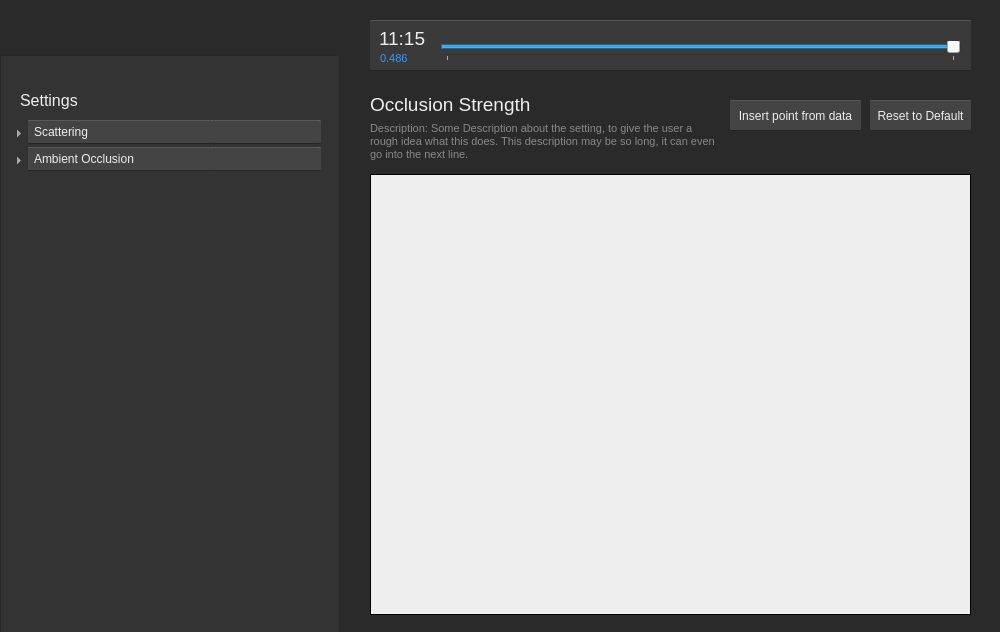
Above: toolkit/day_time_editor/ui/main_window.ui from tobspr/RenderPipeline before the change. Below: the same form after it.
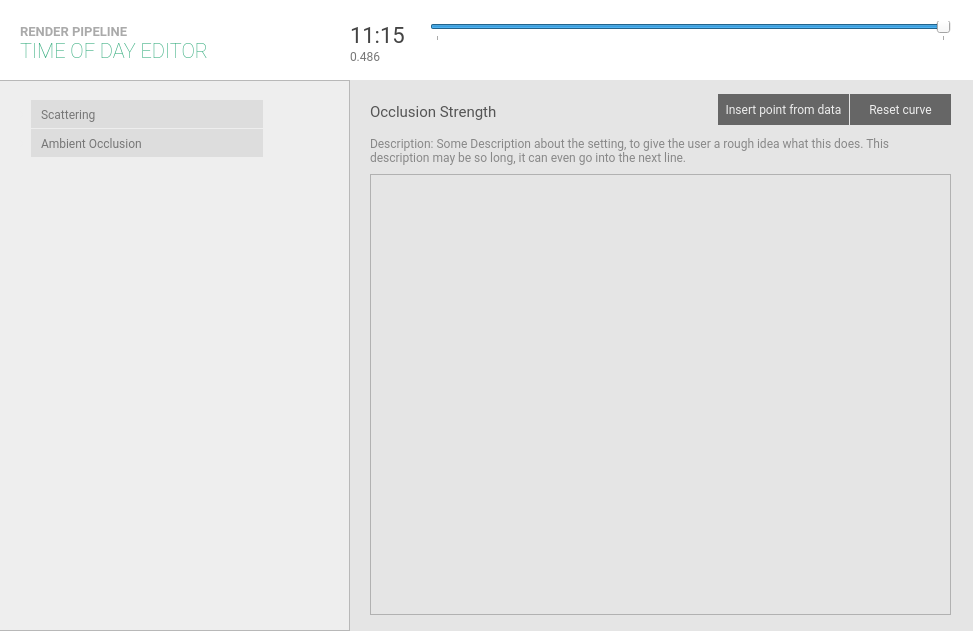
That is the form after the change. Icons and pictures are not drawn.

Patch:
```diff
--- a/toolkit/day_time_editor/ui/main_window.ui
+++ b/toolkit/day_time_editor/ui/main_window.ui
@@ -6,19 +6,19 @@
    <rect>
     <x>0</x>
     <y>0</y>
-    <width>1000</width>
+    <width>973</width>
     <height>632</height>
    </rect>
   </property>
   <property name="minimumSize">
    <size>
-    <width>1000</width>
+    <width>973</width>
     <height>632</height>
    </size>
   </property>
   <property name="maximumSize">
    <size>
-    <width>1000</width>
+    <width>973</width>
     <height>632</height>
    </size>
   </property>
@@ -37,9 +37,9 @@
      <colorrole role="Button">
       <brush brushstyle="SolidPattern">
        <color alpha="255">
-        <red>42</red>
-        <green>42</green>
-        <blue>42</blue>
+        <red>255</red>
+        <green>255</green>
+        <blue>255</blue>
        </color>
       </brush>
      </colorrole>
@@ -109,18 +109,18 @@
      <colorrole role="Base">
       <brush brushstyle="SolidPattern">
        <color alpha="255">
-        <red>0</red>
-        <green>0</green>
-        <blue>0</blue>
+        <red>255</red>
+        <green>255</green>
+        <blue>255</blue>
        </color>
       </brush>
      </colorrole>
      <colorrole role="Window">
       <brush brushstyle="SolidPattern">
        <color alpha="255">
-        <red>42</red>
-        <green>42</green>
-        <blue>42</blue>
+        <red>255</red>
+        <green>255</green>
+        <blue>255</blue>
        </color>
       </brush>
      </colorrole>
@@ -174,9 +174,9 @@
      <colorrole role="Button">
       <brush brushstyle="SolidPattern">
        <color alpha="255">
-        <red>42</red>
-        <green>42</green>
-        <blue>42</blue>
+        <red>255</red>
+        <green>255</green>
+        <blue>255</blue>
        </color>
       </brush>
      </colorrole>
@@ -246,18 +246,18 @@
      <colorrole role="Base">
       <brush brushstyle="SolidPattern">
        <color alpha="255">
-        <red>0</red>
-        <green>0</green>
-        <blue>0</blue>
+        <red>255</red>
+        <green>255</green>
+        <blue>255</blue>
        </color>
       </brush>
      </colorrole>
      <colorrole role="Window">
       <brush brushstyle="SolidPattern">
        <color alpha="255">
-        <red>42</red>
-        <green>42</green>
-        <blue>42</blue>
+        <red>255</red>
+        <green>255</green>
+        <blue>255</blue>
        </color>
       </brush>
      </colorrole>
@@ -311,9 +311,9 @@
      <colorrole role="Button">
       <brush brushstyle="SolidPattern">
        <color alpha="255">
-        <red>42</red>
-        <green>42</green>
-        <blue>42</blue>
+        <red>255</red>
+        <green>255</green>
+        <blue>255</blue>
        </color>
       </brush>
      </colorrole>
@@ -383,18 +383,18 @@
      <colorrole role="Base">
       <brush brushstyle="SolidPattern">
        <color alpha="255">
-        <red>42</red>
-        <green>42</green>
-        <blue>42</blue>
+        <red>255</red>
+        <green>255</green>
+        <blue>255</blue>
        </color>
       </brush>
      </colorrole>
      <colorrole role="Window">
       <brush brushstyle="SolidPattern">
        <color alpha="255">
-        <red>42</red>
-        <green>42</green>
-        <blue>42</blue>
+        <red>255</red>
+        <green>255</green>
+        <blue>255</blue>
        </color>
       </brush>
      </colorrole>
@@ -445,207 +445,63 @@
     <normaloff>:/res/res/icon.png</normaloff>:/res/res/icon.png</iconset>
   </property>
   <property name="autoFillBackground">
-   <bool>true</bool>
+   <bool>false</bool>
+  </property>
+  <property name="styleSheet">
+   <string notr="true">QMainWindow { background: #fff;}
+*, QLabel { font-family: Roboto; font-weight: 300; }
+
+QScrollBar {
+	background: #eee;
+}
+
+
+QScrollBar:vertical {
+                        width: 9px;
+	margin: 0;
+                      }
+
+                      QScrollBar::handle:vertical {
+                        min-height: 15px;
+						background: #aaa;
+
+                      }
+
+
+                      QScrollBar::handle:vertical:hover {
+                        
+						background: #999;
+
+                      }
+                      QScrollBar::add-line:vertical {
+                      }
+
+                      QScrollBar::sub-line:vertical {
+                      }
+
+
+                      QScrollBar::add-page:vertical {
+                        background: #ddd;
+
+                      }
+                      QScrollBar::sub-page:vertical {
+                        background: #ddd;
+					}
+</string>
   </property>
   <widget class="QWidget" name="centralwidget">
-   <widget class="QLabel" name="label">
-    <property name="geometry">
-     <rect>
-      <x>0</x>
-      <y>-4</y>
-      <width>1000</width>
-      <height>80</height>
-     </rect>
-    </property>
-    <property name="minimumSize">
-     <size>
-      <width>0</width>
-      <height>65</height>
-     </size>
-    </property>
-    <property name="maximumSize">
-     <size>
-      <width>1001</width>
-      <height>80</height>
-     </size>
-    </property>
-    <property name="text">
-     <string/>
-    </property>
-    <property name="pixmap">
-     <pixmap resource="resources.qrc">:/res/res/daytime_editor_logo.png</pixmap>
-    </property>
-   </widget>
-   <widget class="QTreeWidget" name="settings_tree">
-    <property name="geometry">
-     <rect>
-      <x>10</x>
-      <y>120</y>
-      <width>311</width>
-      <height>491</height>
-     </rect>
-    </property>
-    <property name="styleSheet">
-     <string notr="true">QTreeView {
-    background: #333;
-	border: 0;
-	color: #eee;
-}
-
-QTreeView::item {
-	background: #444;
-	padding: 4px 3px;
-	outline: 0 !important;
-	margin-bottom: 3px;
-	border-top: 1px solid rgba(255, 255, 255, 40);
-	border-bottom: 1px solid  rgba(0, 0, 0, 90);
-	border-radius: 1px;
-	outline: none;
-}
-
-QTreeView::item:hover {
-background: #494949;
-}
-
-QTreeView::item:selected {
-background: #2c6893;
-border-top: 1px solid #3680b4;
-border-bottom: 1px solid #25577a;
-outline: none !important;
-color: #eee;
-}
-
-* {
-outline: 0;
-}
-
-</string>
-    </property>
-    <property name="verticalScrollBarPolicy">
-     <enum>Qt::ScrollBarAsNeeded</enum>
-    </property>
-    <property name="horizontalScrollBarPolicy">
-     <enum>Qt::ScrollBarAsNeeded</enum>
-    </property>
-    <property name="editTriggers">
-     <set>QAbstractItemView::NoEditTriggers</set>
-    </property>
-    <property name="showDropIndicator" stdset="0">
-     <bool>false</bool>
-    </property>
-    <property name="alternatingRowColors">
-     <bool>false</bool>
-    </property>
-    <property name="selectionBehavior">
-     <enum>QAbstractItemView::SelectRows</enum>
-    </property>
-    <property name="verticalScrollMode">
-     <enum>QAbstractItemView::ScrollPerPixel</enum>
-    </property>
-    <property name="indentation">
-     <number>18</number>
-    </property>
-    <property name="rootIsDecorated">
-     <bool>true</bool>
-    </property>
-    <property name="uniformRowHeights">
-     <bool>false</bool>
-    </property>
-    <property name="itemsExpandable">
-     <bool>true</bool>
-    </property>
-    <property name="sortingEnabled">
-     <bool>false</bool>
-    </property>
-    <property name="animated">
-     <bool>true</bool>
-    </property>
-    <property name="allColumnsShowFocus">
-     <bool>false</bool>
-    </property>
-    <property name="wordWrap">
-     <bool>true</bool>
-    </property>
-    <property name="headerHidden">
-     <bool>true</bool>
-    </property>
-    <attribute name="headerVisible">
-     <bool>false</bool>
-    </attribute>
-    <attribute name="headerCascadingSectionResizes">
-     <bool>false</bool>
-    </attribute>
-    <attribute name="headerDefaultSectionSize">
-     <number>200</number>
-    </attribute>
-    <column>
-     <property name="text">
-      <string>Setting</string>
-     </property>
-    </column>
-    <column>
-     <property name="text">
-      <string>Value</string>
-     </property>
-    </column>
-    <item>
-     <property name="text">
-      <string>Scattering</string>
-     </property>
-     <item>
-      <property name="text">
-       <string>Sun Height</string>
-      </property>
-      <property name="text">
-       <string>0,4</string>
-      </property>
-     </item>
-     <item>
-      <property name="text">
-       <string>Sun Color</string>
-      </property>
-      <property name="text">
-       <string>[128, 255, 100]</string>
-      </property>
-     </item>
-     <item>
-      <property name="text">
-       <string>Sun Angle</string>
-      </property>
-      <property name="text">
-       <string>180 °</string>
-      </property>
-     </item>
-    </item>
-    <item>
-     <property name="text">
-      <string>Ambient Occlusion</string>
-     </property>
-     <property name="text">
-      <string/>
-     </property>
-     <property name="flags">
-      <set>ItemIsSelectable|ItemIsDragEnabled|ItemIsUserCheckable|ItemIsEnabled|ItemIsTristate</set>
-     </property>
-     <item>
-      <property name="text">
-       <string>Occlusion Strength</string>
-      </property>
-      <property name="text">
-       <string>0.5</string>
-      </property>
-     </item>
-    </item>
-   </widget>
    <widget class="QFrame" name="frame_current_setting">
     <property name="geometry">
      <rect>
-      <x>370</x>
+      <x>350</x>
       <y>80</y>
-      <width>621</width>
+      <width>641</width>
       <height>551</height>
      </rect>
     </property>
+    <property name="styleSheet">
+     <string notr="true">QFrame { background: #e5e5e5;}</string>
+    </property>
     <property name="frameShape">
      <enum>QFrame::NoFrame</enum>
     </property>
@@ -655,20 +511,22 @@
     <widget class="QLabel" name="lbl_current_setting">
      <property name="geometry">
       <rect>
-       <x>0</x>
-       <y>9</y>
+       <x>20</x>
+       <y>16</y>
        <width>221</width>
        <height>31</height>
       </rect>
      </property>
      <property name="font">
       <font>
-       <pointsize>14</pointsize>
-       <kerning>true</kerning>
+       <family>Roboto</family>
+       <pointsize>-1</pointsize>
+       <weight>37</weight>
+       <bold>false</bold>
       </font>
      </property>
      <property name="styleSheet">
-      <string notr="true">color: #eee;</string>
+      <string notr="true">color: #555; border: 0;  font-size: 15px; text-transform: uppercase;</string>
      </property>
      <property name="text">
       <string>Occlusion Strength</string>
@@ -678,33 +536,41 @@
      <property name="geometry">
       <rect>
        <x>500</x>
-       <y>20</y>
+       <y>14</y>
        <width>101</width>
        <height>31</height>
       </rect>
      </property>
      <property name="styleSheet">
-      <string notr="true">background: #444; border: 0; color: #eee;
-border-radius: 1px;
-border-top: 1px solid #555;
-border-bottom: 1px solid #222;</string>
+      <string notr="true">QPushButton {
+color: #eee;
+background: #666;
+border: 0; 
+}
+
+QPushButton:hover {
+	background: #555;
+}
+
+QPushButton:pressed {
+	background: #111;
+}</string>
      </property>
      <property name="text">
-      <string>Reset to Default</string>
+      <string>Reset curve</string>
      </property>
     </widget>
     <widget class="QFrame" name="frame_3">
      <property name="geometry">
       <rect>
-       <x>0</x>
+       <x>20</x>
        <y>94</y>
-       <width>601</width>
+       <width>581</width>
        <height>441</height>
       </rect>
      </property>
      <property name="styleSheet">
       <string notr="true">QFrame {
-background: #eee;border: 1px solid #000;
 }</string>
      </property>
      <property name="frameShape">
@@ -718,7 +584,7 @@
        <rect>
         <x>0</x>
         <y>0</y>
-        <width>591</width>
+        <width>571</width>
         <height>441</height>
        </rect>
       </property>
@@ -732,15 +598,17 @@
     <widget class="QLabel" name="lbl_setting_desc">
      <property name="geometry">
       <rect>
-       <x>0</x>
-       <y>41</y>
-       <width>351</width>
+       <x>20</x>
+       <y>50</y>
+       <width>571</width>
        <height>41</height>
       </rect>
      </property>
      <property name="font">
       <font>
-       <pointsize>8</pointsize>
+       <family>Roboto</family>
+       <weight>37</weight>
+       <bold>false</bold>
       </font>
      </property>
      <property name="styleSheet">
@@ -756,17 +624,26 @@
     <widget class="QPushButton" name="btn_insert_point">
      <property name="geometry">
       <rect>
-       <x>360</x>
-       <y>20</y>
+       <x>368</x>
+       <y>14</y>
        <width>131</width>
        <height>31</height>
       </rect>
      </property>
      <property name="styleSheet">
-      <string notr="true">background: #444; border: 0; color: #eee;
-border-radius: 1px;
-border-top: 1px solid #555;
-border-bottom: 1px solid #222;</string>
+      <string notr="true">QPushButton {
+color: #eee;
+background: #666;
+border: 0; 
+}
+
+QPushButton:hover {
+	background: #555;
+}
+
+QPushButton:pressed {
+	background: #111;
+}</string>
      </property>
      <property name="text">
       <string>Insert point from data</string>
@@ -776,14 +653,14 @@
    <widget class="QFrame" name="frame_2">
     <property name="geometry">
      <rect>
-      <x>0</x>
-      <y>55</y>
-      <width>340</width>
-      <height>581</height>
+      <x>-1</x>
+      <y>80</y>
+      <width>351</width>
+      <height>551</height>
      </rect>
     </property>
     <property name="styleSheet">
-     <string notr="true">background: #333;</string>
+     <string notr="true">background: #eee;</string>
     </property>
     <property name="frameShape">
      <enum>QFrame::StyledPanel</enum>
@@ -791,49 +668,189 @@
     <property name="frameShadow">
      <enum>QFrame::Raised</enum>
     </property>
-    <widget class="QLabel" name="label_2">
+    <widget class="QTreeWidget" name="settings_tree">
      <property name="geometry">
       <rect>
-       <x>20</x>
-       <y>30</y>
-       <width>121</width>
-       <height>31</height>
+       <x>14</x>
+       <y>20</y>
+       <width>311</width>
+       <height>511</height>
       </rect>
      </property>
-     <property name="font">
-      <font>
-       <pointsize>12</pointsize>
-       <kerning>true</kerning>
-      </font>
-     </property>
      <property name="styleSheet">
-      <string notr="true">color: #eee;border: 0;</string>
+      <string notr="true">QTreeWidget::item {
+padding: 7px 7px 6px;
+background: #ddd;
+outline: 0 !important;
+margin-bottom: 1px;
+margin-right: 0px;
+color: #777;
+border: 0;
+border-radius: 0;
+}
+
+QTreeWidget::item:hover {
+background: #ccc;
+}
+
+QTreeWidget::item:selected {
+background: #555;
+color: #eee;
+}
+
+QTreeWidget {
+padding: 0;
+color: #eee;
+background: transparent;
+
+}
+
+* {
+outline: 0;
+}
+
+</string>
      </property>
-     <property name="text">
-      <string>Settings</string>
+     <property name="frameShape">
+      <enum>QFrame::NoFrame</enum>
      </property>
+     <property name="verticalScrollBarPolicy">
+      <enum>Qt::ScrollBarAsNeeded</enum>
+     </property>
+     <property name="horizontalScrollBarPolicy">
+      <enum>Qt::ScrollBarAsNeeded</enum>
+     </property>
+     <property name="editTriggers">
+      <set>QAbstractItemView::NoEditTriggers</set>
+     </property>
+     <property name="showDropIndicator" stdset="0">
+      <bool>false</bool>
+     </property>
+     <property name="alternatingRowColors">
+      <bool>false</bool>
+     </property>
+     <property name="selectionBehavior">
+      <enum>QAbstractItemView::SelectRows</enum>
+     </property>
+     <property name="verticalScrollMode">
+      <enum>QAbstractItemView::ScrollPerPixel</enum>
+     </property>
+     <property name="indentation">
+      <number>18</number>
+     </property>
+     <property name="rootIsDecorated">
+      <bool>true</bool>
+     </property>
+     <property name="uniformRowHeights">
+      <bool>false</bool>
+     </property>
+     <property name="itemsExpandable">
+      <bool>true</bool>
+     </property>
+     <property name="sortingEnabled">
+      <bool>false</bool>
+     </property>
+     <property name="animated">
+      <bool>true</bool>
+     </property>
+     <property name="allColumnsShowFocus">
+      <bool>false</bool>
+     </property>
+     <property name="wordWrap">
+      <bool>true</bool>
+     </property>
+     <property name="headerHidden">
+      <bool>true</bool>
+     </property>
+     <attribute name="headerVisible">
+      <bool>false</bool>
+     </attribute>
+     <attribute name="headerCascadingSectionResizes">
+      <bool>false</bool>
+     </attribute>
+     <attribute name="headerDefaultSectionSize">
+      <number>150</number>
+     </attribute>
+     <attribute name="headerStretchLastSection">
+      <bool>false</bool>
+     </attribute>
+     <column>
+      <property name="text">
+       <string>Setting</string>
+      </property>
+     </column>
+     <column>
+      <property name="text">
+       <string>Value</string>
+      </property>
+     </column>
+     <item>
+      <property name="text">
+       <string>Scattering</string>
+      </property>
+      <item>
+       <property name="text">
+        <string>Sun Height</string>
+       </property>
+       <property name="text">
+        <string>0,4</string>
+       </property>
+      </item>
+      <item>
+       <property name="text">
+        <string>Sun Color</string>
+       </property>
+       <property name="text">
+        <string>[128, 255, 100]</string>
+       </property>
+      </item>
+      <item>
+       <property name="text">
+        <string>Sun Angle</string>
+       </property>
+       <property name="text">
+        <string>180 °</string>
+       </property>
+      </item>
+     </item>
+     <item>
+      <property name="text">
+       <string>Ambient Occlusion</string>
+      </property>
+      <property name="text">
+       <string/>
+      </property>
+      <property name="flags">
+       <set>ItemIsSelectable|ItemIsDragEnabled|ItemIsUserCheckable|ItemIsEnabled|ItemIsTristate</set>
+      </property>
+      <item>
+       <property name="text">
+        <string>Occlusion Strength</string>
+       </property>
+       <property name="text">
+        <string>0.5</string>
+       </property>
+      </item>
+     </item>
     </widget>
    </widget>
    <widget class="QFrame" name="frame_4">
     <property name="geometry">
      <rect>
-      <x>370</x>
-      <y>20</y>
-      <width>601</width>
-      <height>51</height>
+      <x>420</x>
+      <y>10</y>
+      <width>551</width>
+      <height>61</height>
      </rect>
     </property>
     <property name="styleSheet">
      <string notr="true">QFrame {
-	background: #3a3a3a;
-	border-radius: 1px;
-	border-top: 1px solid #555;
-	border-bottom: 1px solid #232323;
+	background: #fff;
 }
-QLabel {border: 0;}</string>
+</string>
     </property>
     <property name="frameShape">
-     <enum>QFrame::StyledPanel</enum>
+     <enum>QFrame::NoFrame</enum>
     </property>
     <property name="frameShadow">
      <enum>QFrame::Plain</enum>
@@ -841,8 +858,8 @@
     <widget class="QSlider" name="time_slider">
      <property name="geometry">
       <rect>
-       <x>70</x>
-       <y>21</y>
+       <x>10</x>
+       <y>11</y>
        <width>521</width>
        <height>20</height>
       </rect>
@@ -878,72 +895,194 @@
       <number>432000</number>
      </property>
     </widget>
-    <widget class="QLabel" name="time_label">
+    <widget class="QLabel" name="label_2">
      <property name="geometry">
       <rect>
-       <x>9</x>
-       <y>3</y>
-       <width>51</width>
-       <height>31</height>
+       <x>254</x>
+       <y>30</y>
+       <width>32</width>
+       <height>32</height>
       </rect>
      </property>
-     <property name="font">
-      <font>
-       <pointsize>14</pointsize>
-       <weight>50</weight>
-       <bold>false</bold>
-      </font>
+     <property name="text">
+      <string/>
      </property>
-     <property name="styleSheet">
-      <string notr="true">color: #eee;</string>
+     <property name="pixmap">
+      <pixmap resource="resources.qrc">:/res/res/12_00.png</pixmap>
      </property>
+    </widget>
+    <widget class="QLabel" name="label_3">
+     <property name="geometry">
+      <rect>
+       <x>341</x>
+       <y>30</y>
+       <width>32</width>
+       <height>32</height>
+      </rect>
+     </property>
      <property name="text">
-      <string>11:15</string>
+      <string/>
      </property>
     </widget>
-    <widget class="QLabel" name="time_float_label">
+    <widget class="QLabel" name="label_4">
      <property name="geometry">
       <rect>
-       <x>10</x>
-       <y>29</y>
-       <width>41</width>
-       <height>18</height>
+       <x>0</x>
+       <y>30</y>
+       <width>32</width>
+       <height>32</height>
       </rect>
      </property>
-     <property name="font">
-      <font>
-       <pointsize>8</pointsize>
-       <weight>50</weight>
-       <bold>false</bold>
-      </font>
+     <property name="text">
+      <string/>
      </property>
-     <property name="styleSheet">
-      <string notr="true">color: #39f;</string>
+     <property name="pixmap">
+      <pixmap resource="resources.qrc">:/res/res/0_00.png</pixmap>
      </property>
+    </widget>
+    <widget class="QLabel" name="label_5">
+     <property name="geometry">
+      <rect>
+       <x>84</x>
+       <y>30</y>
+       <width>32</width>
+       <height>32</height>
+      </rect>
+     </property>
      <property name="text">
-      <string>0.486</string>
+      <string/>
      </property>
     </widget>
+    <widget class="QLabel" name="label_6">
+     <property name="geometry">
+      <rect>
+       <x>170</x>
+       <y>30</y>
+       <width>32</width>
+       <height>32</height>
+      </rect>
+     </property>
+     <property name="text">
+      <string/>
+     </property>
+     <property name="pixmap">
+      <pixmap resource="resources.qrc">:/res/res/8_00.png</pixmap>
+     </property>
+    </widget>
+    <widget class="QLabel" name="label_7">
+     <property name="geometry">
+      <rect>
+       <x>422</x>
+       <y>30</y>
+       <width>32</width>
+       <height>32</height>
+      </rect>
+     </property>
+     <property name="text">
+      <string/>
+     </property>
+     <property name="pixmap">
+      <pixmap resource="resources.qrc">:/res/res/20_00.png</pixmap>
+     </property>
+    </widget>
+    <widget class="QLabel" name="label_8">
+     <property name="geometry">
+      <rect>
+       <x>510</x>
+       <y>30</y>
+       <width>32</width>
+       <height>32</height>
+      </rect>
+     </property>
+     <property name="text">
+      <string/>
+     </property>
+     <property name="pixmap">
+      <pixmap resource="resources.qrc">:/res/res/0_00.png</pixmap>
+     </property>
+    </widget>
    </widget>
    <widget class="QLabel" name="lbl_select_setting">
     <property name="geometry">
      <rect>
-      <x>480</x>
-      <y>370</y>
-      <width>421</width>
+      <x>20</x>
+      <y>35</y>
+      <width>261</width>
       <height>31</height>
      </rect>
     </property>
+    <property name="styleSheet">
+     <string notr="true">font-size: 20px; color: #2aa877;
+font-weight: 100;</string>
+    </property>
+    <property name="text">
+     <string>TIME OF DAY EDITOR</string>
+    </property>
+   </widget>
+   <widget class="QLabel" name="time_float_label">
+    <property name="geometry">
+     <rect>
+      <x>350</x>
+      <y>47</y>
+      <width>41</width>
+      <height>18</height>
+     </rect>
+    </property>
     <property name="font">
      <font>
-      <pointsize>12</pointsize>
+      <family>Roboto</family>
+      <pointsize>-1</pointsize>
+      <weight>37</weight>
+      <bold>false</bold>
      </font>
     </property>
     <property name="styleSheet">
-     <string notr="true">color: #eee;</string>
+     <string notr="true">color: #777; font-size: 12px;</string>
     </property>
     <property name="text">
-     <string>Select a setting on the left to modify its value</string>
+     <string>0.486</string>
+    </property>
+   </widget>
+   <widget class="QLabel" name="time_label">
+    <property name="geometry">
+     <rect>
+      <x>350</x>
+      <y>20</y>
+      <width>81</width>
+      <height>31</height>
+     </rect>
+    </property>
+    <property name="font">
+     <font>
+      <family>Roboto</family>
+      <pointsize>-1</pointsize>
+      <weight>37</weight>
+      <bold>false</bold>
+     </font>
+    </property>
+    <property name="styleSheet">
+     <string notr="true">color: #444; font-size: 22px;</string>
+    </property>
+    <property name="text">
+     <string>11:15</string>
+    </property>
+   </widget>
+   <widget class="QLabel" name="label_9">
+    <property name="geometry">
+     <rect>
+      <x>20</x>
+      <y>16</y>
+      <width>261</width>
+      <height>31</height>
+     </rect>
+    </property>
+    <property name="styleSheet">
+     <string notr="true">font-size: 13px;
+color: #aaa;
+font-weight: 600;</string>
+    </property>
+    <property name="text">
+     <string>RENDER PIPELINE</string>
     </property>
    </widget>
    <zorder>frame_2</zorder>
```
Left out of the diff: 15 changed lines with no effect on the pictures.
